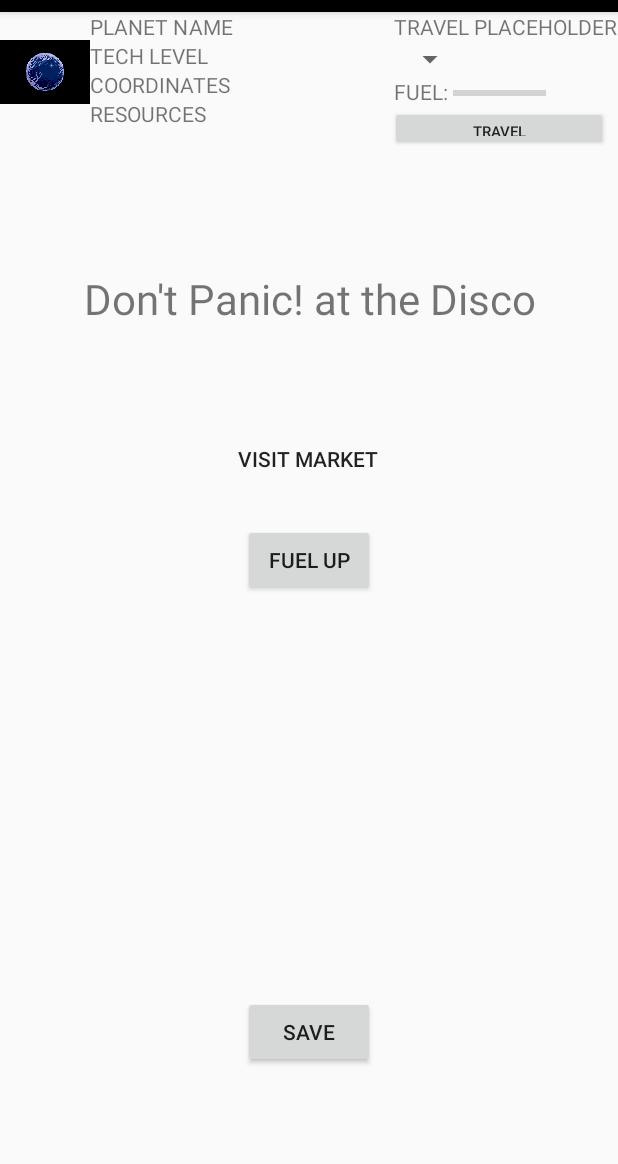
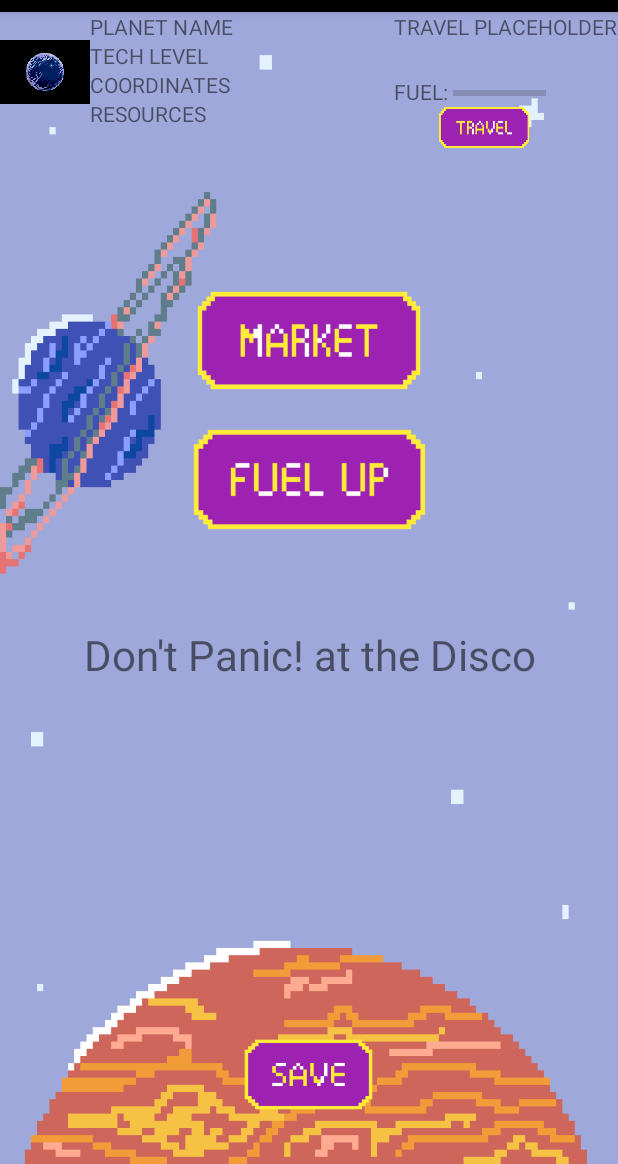
Before and after one commit to scrum-squad/Space-Trader, an Android app: the GameActivity screen opened directly, with no data from a screen before it, on a phone screen of 412 x 824 dp, the part 72-1236 px from its top. Run offline under Robolectric (Android 15) with nearby library versions, the phone set to English and light mode, and no system bars; our stand-ins replace Firebase (no records; nobody signed in at launch, a user with empty details on screens opened directly); 13 statements that could not run were skipped.

Commit message:
Added some graphics

```diff
--- a/Space_Trader_App/app/src/main/java/com/scrumsquad/spacetrader/views/GameActivity.java
+++ b/Space_Trader_App/app/src/main/java/com/scrumsquad/spacetrader/views/GameActivity.java
@@ -8,6 +8,7 @@ import android.util.Log;
 import android.view.View;
 import android.widget.ArrayAdapter;
 import android.widget.Button;
+import android.widget.ImageButton;
 import android.widget.ProgressBar;
 import android.widget.Spinner;
 import android.widget.TextView;
@@ -35,7 +36,7 @@ public class GameActivity extends AppCompatActivity {
 
     private GameViewModel viewModel;
 
-    private Button enterMarket;
+    private ImageButton enterMarket;
 
     // The following can be copied for the TravelTile
     private TextView planetName;
@@ -46,9 +47,9 @@ public class GameActivity extends AppCompatActivity {
     // Interactive Pieces
     private ProgressBar fuelLevel;
     private Spinner travelLocations;
-    private Button travelButton;
-    private Button refuelButton;
-    private Button saveButton;
+    private ImageButton travelButton;
+    private ImageButton refuelButton;
+    private ImageButton saveButton;
 
     public void onCreate(Bundle savedInstanceState) {
         super.onCreate(savedInstanceState);
--- a/Space_Trader_App/app/src/main/res/layout/activity_game.xml
+++ b/Space_Trader_App/app/src/main/res/layout/activity_game.xml
@@ -3,57 +3,77 @@
     xmlns:app="http://schemas.android.com/apk/res-auto"
     xmlns:tools="http://schemas.android.com/tools"
     android:layout_width="match_parent"
-    android:layout_height="match_parent">
+    android:layout_height="match_parent" >
+
+    <View
+        android:layout_width="match_parent"
+        android:layout_height="match_parent"
+        android:background="@drawable/main_game_screen_background"
+        android:scaleType="centerInside"
+        tools:layout_editor_absoluteX="0dp"
+        tools:layout_editor_absoluteY="46dp" />
+
 
     <TextView
         android:id="@+id/mainGame_filler"
         android:layout_width="wrap_content"
         android:layout_height="wrap_content"
-        android:layout_marginTop="172dp"
+        android:layout_marginTop="64dp"
         android:gravity="center_horizontal"
         android:text="Don't Panic! at the Disco"
         android:textSize="28sp"
         app:layout_constraintEnd_toEndOf="parent"
         app:layout_constraintStart_toStartOf="parent"
-        app:layout_constraintTop_toTopOf="parent" />
+        app:layout_constraintTop_toBottomOf="@+id/refuel_button" />
 
-    <Button
+    <ImageButton
         android:id="@+id/game_goto_market"
         style="@style/Widget.AppCompat.Button.Borderless"
-        android:layout_width="wrap_content"
-        android:layout_height="wrap_content"
-        android:layout_marginTop="64dp"
-        android:text="Visit Market"
+        android:layout_width="173dp"
+        android:layout_height="86dp"
+        android:layout_marginTop="176dp"
+        android:adjustViewBounds="true"
+        android:scaleType="fitXY"
+        android:src="@drawable/market_button"
         android:visibility="visible"
         app:layout_constraintEnd_toEndOf="parent"
-        app:layout_constraintHorizontal_bias="0.498"
         app:layout_constraintStart_toStartOf="parent"
-        app:layout_constraintTop_toBottomOf="@+id/mainGame_filler" />
+        app:layout_constraintTop_toTopOf="parent" />
 
     <include layout="@layout/travel_tile" />
 
-    <Button
+    <ImageButton
         android:id="@+id/refuel_button"
-        android:layout_width="wrap_content"
-        android:layout_height="wrap_content"
+        android:layout_width="155dp"
+        android:layout_height="67dp"
         android:layout_marginStart="161dp"
-        android:layout_marginTop="19dp"
+        android:layout_marginTop="16dp"
         android:layout_marginEnd="162dp"
+        android:adjustViewBounds="true"
+        android:background="@null"
+        android:scaleType="fitXY"
+        android:src="@drawable/fuel_up_button"
         android:text="fuel up"
         app:layout_constraintEnd_toEndOf="parent"
+        app:layout_constraintHorizontal_bias="0.492"
         app:layout_constraintStart_toStartOf="parent"
         app:layout_constraintTop_toBottomOf="@+id/game_goto_market" />
 
-    <Button
+    <ImageButton
         android:id="@+id/save_button"
-        android:layout_width="wrap_content"
-        android:layout_height="wrap_content"
+        android:layout_width="86dp"
+        android:layout_height="47dp"
         android:layout_marginStart="8dp"
         android:layout_marginEnd="8dp"
-        android:layout_marginBottom="64dp"
+        android:layout_marginBottom="36dp"
+        android:adjustViewBounds="true"
+        android:background="@null"
+        android:scaleType="fitXY"
+        android:src="@drawable/save_button"
         android:text="Save"
         app:layout_constraintBottom_toBottomOf="parent"
         app:layout_constraintEnd_toEndOf="parent"
+        app:layout_constraintHorizontal_bias="0.498"
         app:layout_constraintStart_toStartOf="parent" />
 
 </android.support.constraint.ConstraintLayout>
--- a/Space_Trader_App/app/src/main/res/layout/activity_title.xml
+++ b/Space_Trader_App/app/src/main/res/layout/activity_title.xml
@@ -12,26 +12,31 @@
         android:background="@drawable/space_trader_title_screen_v3"
         android:scaleType="centerInside"
         tools:layout_editor_absoluteX="0dp"
-        tools:layout_editor_absoluteY="131dp" />
+        tools:layout_editor_absoluteY="29dp" />
 
     <ImageButton
-        android:id="@+id/title_load_player"
-        android:layout_width="wrap_content"
-        android:layout_height="129dp"
-        android:layout_marginTop="272dp"
+        android:id="@+id/title_start_player_config"
+        android:layout_width="165dp"
+        android:layout_height="81dp"
+        android:layout_gravity="center"
+        android:layout_marginTop="232dp"
         android:background="@null"
-        android:src="@drawable/pixil_load_button"
+        android:src="@drawable/new_game_button"
         app:layout_constraintEnd_toEndOf="parent"
         app:layout_constraintStart_toStartOf="parent"
         app:layout_constraintTop_toTopOf="parent" />
 
+
     <ImageButton
-        android:id="@+id/title_start_player_config"
-        android:layout_width="wrap_content"
-        android:layout_height="129dp"
-        android:layout_marginTop="144dp"
+        android:id="@+id/title_load_player"
+        android:layout_width="179dp"
+        android:layout_height="70dp"
+        android:layout_gravity="center"
+        android:layout_marginTop="328dp"
+        android:adjustViewBounds="true"
         android:background="@null"
-        android:src="@drawable/pixil_start_button"
+        android:scaleType="fitXY"
+        android:src="@drawable/load_button_v2"
         app:layout_constraintEnd_toEndOf="parent"
         app:layout_constraintStart_toStartOf="parent"
         app:layout_constraintTop_toTopOf="parent" />
--- a/Space_Trader_App/app/src/main/res/layout/travel_tile.xml
+++ b/Space_Trader_App/app/src/main/res/layout/travel_tile.xml
@@ -82,12 +82,16 @@
         app:layout_constraintLeft_toRightOf="@id/fuelLevel"
         app:layout_constraintTop_toBottomOf="@id/travelOptions" />
 
-    <Button
+    <ImageButton
         android:id="@+id/travel_button"
         style="@style/Widget.AppCompat.Button.Small"
-        android:layout_width="145dp"
-        android:layout_height="30dp"
-        android:layout_marginStart="200dp"
+        android:layout_width="61dp"
+        android:layout_height="28dp"
+        android:layout_marginStart="232dp"
+        android:adjustViewBounds="true"
+        android:background="@null"
+        android:scaleType="fitXY"
+        android:src="@drawable/travel_button"
         android:text="Travel"
         android:textSize="10sp"
         app:layout_constraintStart_toStartOf="@+id/planetCord"
```
Also changed, not shown: Space_Trader_App/app/src/main/res/drawable/fuel_up_button.png (added), Space_Trader_App/app/src/main/res/drawable/gnat_ship.png (added), Space_Trader_App/app/src/main/res/drawable/load_button_v2.png (added), Space_Trader_App/app/src/main/res/drawable/main_game_screen_background.png (added), Space_Trader_App/app/src/main/res/drawable/market_button.png (added), Space_Trader_App/app/src/main/res/drawable/new_game_button.png (added), Space_Trader_App/app/src/main/res/drawable/save_button.png (added), Space_Trader_App/app/src/main/res/drawable/ship_2.png (added), Space_Trader_App/app/src/main/res/drawable/travel_button.png (added), 2 other files.
